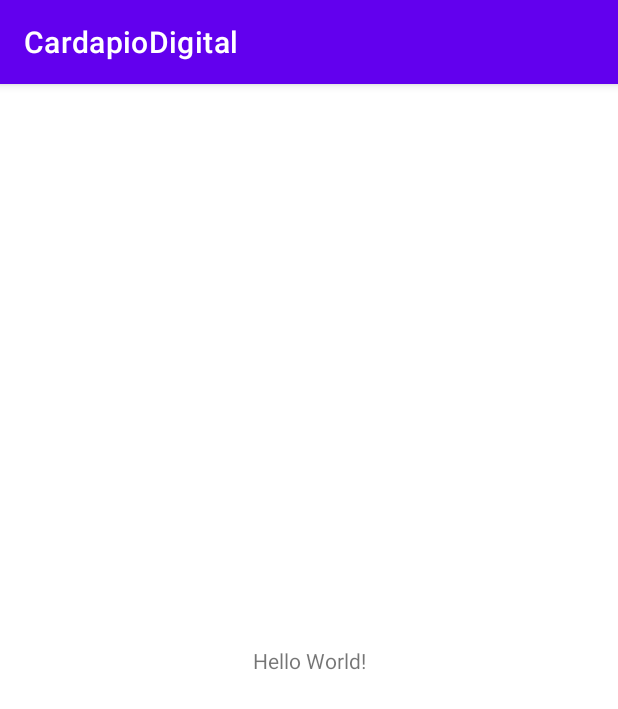
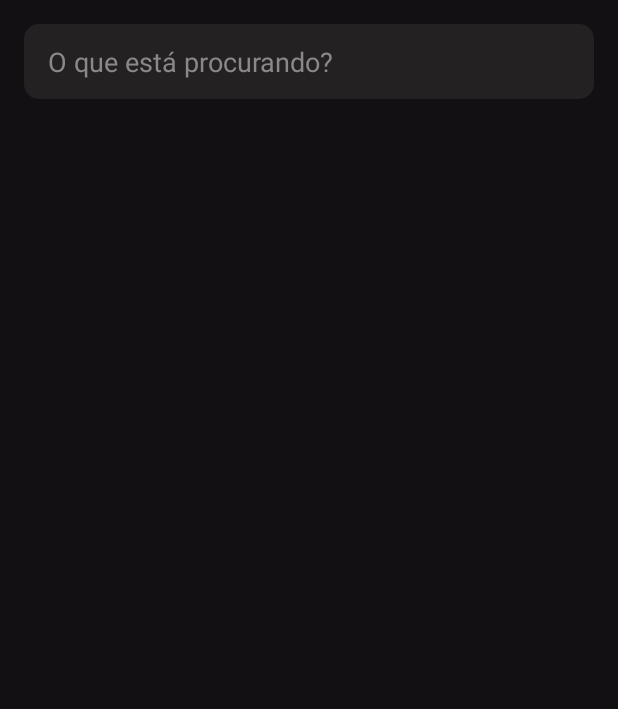
Before and after one commit to samirmaciel/CardapioDigital-App, an Android app: the screen it shows after launch (MainActivity), on a phone screen of 412 x 824 dp. Shown: the top 709 px of the screen. Run offline under Robolectric (Android 15) with nearby library versions, the phone set to English and light mode, and no system bars; 1 statement that could not run was skipped.

Commit message:
created home fragment and main navigation

```diff
--- /dev/null
+++ b/app/src/main/java/com/samirmaciel/cardapiodigital/view/home/HomeFragment.kt
@@ -0,0 +1,23 @@
+package com.samirmaciel.cardapiodigital.view.home
+
+import android.os.Bundle
+import android.view.View
+import androidx.fragment.app.Fragment
+import com.samirmaciel.cardapiodigital.R
+import com.samirmaciel.cardapiodigital.databinding.FragmentHomeBinding
+
+class HomeFragment: Fragment(R.layout.fragment_home) {
+
+    private var mBinding : FragmentHomeBinding? = null
+
+    override fun onViewCreated(view: View, savedInstanceState: Bundle?) {
+        super.onViewCreated(view, savedInstanceState)
+
+        mBinding = FragmentHomeBinding.bind(view)
+    }
+
+    override fun onDestroy() {
+        super.onDestroy()
+        mBinding = null
+    }
+}
--- /dev/null
+++ b/app/src/main/res/drawable/background_circle.xml
@@ -0,0 +1,7 @@
+<?xml version="1.0" encoding="utf-8"?>
+<shape xmlns:android="http://schemas.android.com/apk/res/android"
+    android:shape="oval">
+
+    <solid android:color="@color/gray_light"/>
+
+</shape>
--- /dev/null
+++ b/app/src/main/res/drawable/edt_search_background.xml
@@ -0,0 +1,8 @@
+<?xml version="1.0" encoding="utf-8"?>
+<shape xmlns:android="http://schemas.android.com/apk/res/android"
+    android:shape="rectangle">
+
+    <solid android:color="@color/gray_light"/>
+    <corners android:radius="10dp"/>
+
+</shape>
--- /dev/null
+++ b/app/src/main/res/drawable/ic_baseline_fastfood_24.xml
@@ -0,0 +1,5 @@
+<vector android:height="24dp" android:tint="#989898"
+    android:viewportHeight="24" android:viewportWidth="24"
+    android:width="24dp" xmlns:android="http://schemas.android.com/apk/res/android">
+    <path android:fillColor="@android:color/white" android:pathData="M18.06,22.99h1.66c0.84,0 1.53,-0.64 1.63,-1.46L23,5.05h-5L18,1h-1.97v4.05h-4.97l0.3,2.34c1.71,0.47 3.31,1.32 4.27,2.26 1.44,1.42 2.43,2.89 2.43,5.29v8.05zM1,21.99L1,21h15.03v0.99c0,0.55 -0.45,1 -1.01,1L2.01,22.99c-0.56,0 -1.01,-0.45 -1.01,-1zM16.03,14.99c0,-8 -15.03,-8 -15.03,0h15.03zM1.02,17h15v2h-15z"/>
+</vector>
--- a/app/src/main/res/layout/activity_main.xml
+++ b/app/src/main/res/layout/activity_main.xml
@@ -6,13 +6,15 @@
     android:layout_height="match_parent"
     tools:context=".MainActivity">
 
-    <TextView
-        android:layout_width="wrap_content"
-        android:layout_height="wrap_content"
-        android:text="Hello World!"
+    <androidx.fragment.app.FragmentContainerView
+        android:id="@+id/mainFragmentContainer"
+        android:name="androidx.navigation.fragment.NavHostFragment"
+        android:layout_width="match_parent"
+        android:layout_height="match_parent"
         app:layout_constraintBottom_toBottomOf="parent"
-        app:layout_constraintLeft_toLeftOf="parent"
-        app:layout_constraintRight_toRightOf="parent"
-        app:layout_constraintTop_toTopOf="parent" />
+        app:layout_constraintEnd_toEndOf="parent"
+        app:layout_constraintStart_toStartOf="parent"
+        app:layout_constraintTop_toTopOf="parent"
+        app:navGraph="@navigation/main_nav" />
 
 </androidx.constraintlayout.widget.ConstraintLayout>
--- /dev/null
+++ b/app/src/main/res/layout/fragment_home.xml
@@ -0,0 +1,42 @@
+<?xml version="1.0" encoding="utf-8"?>
+<androidx.constraintlayout.widget.ConstraintLayout
+    xmlns:app="http://schemas.android.com/apk/res-auto"
+    xmlns:android="http://schemas.android.com/apk/res/android"
+    android:layout_width="match_parent"
+    android:layout_height="match_parent">
+
+    <EditText
+        android:id="@+id/edt_search"
+        android:layout_width="0dp"
+        android:layout_height="50dp"
+        android:layout_marginTop="16dp"
+        android:layout_marginHorizontal="16dp"
+        android:hint="@string/lbl_hint_search"
+        android:paddingStart="16dp"
+        android:textColor="@color/white"
+        android:textColorHint="@color/hint"
+        android:background="@drawable/edt_search_background"
+        app:layout_constraintEnd_toEndOf="parent"
+        app:layout_constraintHorizontal_bias="0.0"
+        app:layout_constraintStart_toStartOf="parent"
+        app:layout_constraintTop_toTopOf="parent" />
+
+    <androidx.recyclerview.widget.RecyclerView
+        android:id="@+id/rv_categories"
+        android:layout_width="match_parent"
+        android:layout_height="150dp"
+        app:layout_constraintTop_toBottomOf="@id/edt_search"
+        app:layout_constraintEnd_toEndOf="parent"
+        app:layout_constraintStart_toStartOf="parent"/>
+
+    <androidx.recyclerview.widget.RecyclerView
+        android:id="@+id/rv_products"
+        android:layout_width="match_parent"
+        android:layout_height="0dp"
+        android:layout_marginTop="16dp"
+        app:layout_constraintTop_toBottomOf="@id/rv_categories"
+        app:layout_constraintStart_toStartOf="parent"
+        app:layout_constraintEnd_toEndOf="parent"
+        app:layout_constraintBottom_toBottomOf="parent"/>
+
+</androidx.constraintlayout.widget.ConstraintLayout>
--- /dev/null
+++ b/app/src/main/res/layout/item_category.xml
@@ -0,0 +1,24 @@
+<?xml version="1.0" encoding="utf-8"?>
+<LinearLayout xmlns:android="http://schemas.android.com/apk/res/android"
+    android:background="@drawable/background_circle"
+    android:gravity="center"
+    android:layout_margin="16dp"
+    android:orientation="vertical"
+    android:layout_width="130dp"
+    android:layout_height="130dp">
+
+    <ImageView
+        android:id="@+id/iv_CategoryIcon"
+        android:layout_width="50dp"
+        android:layout_height="50dp"
+        android:src="@drawable/ic_baseline_fastfood_24"/>
+
+    <TextView
+        android:id="@+id/txt_CategoryName"
+        android:layout_width="wrap_content"
+        android:layout_height="wrap_content"
+        android:textColor="@color/hint"
+        android:layout_marginTop="12dp"
+        android:text="Combo"/>
+
+</LinearLayout>
--- /dev/null
+++ b/app/src/main/res/navigation/main_nav.xml
@@ -0,0 +1,13 @@
+<?xml version="1.0" encoding="utf-8"?>
+<navigation xmlns:android="http://schemas.android.com/apk/res/android"
+    xmlns:app="http://schemas.android.com/apk/res-auto"
+    xmlns:tools="http://schemas.android.com/tools"
+    android:id="@+id/main_nav"
+    app:startDestination="@id/homeFragment">
+
+    <fragment
+        android:id="@+id/homeFragment"
+        android:name="com.samirmaciel.cardapiodigital.view.home.HomeFragment"
+        tools:layout="@layout/fragment_home"
+        android:label="HomeFragment" />
+</navigation>
--- a/app/src/main/res/values-night/themes.xml
+++ /dev/null
@@ -1,16 +0,0 @@
-<resources xmlns:tools="http://schemas.android.com/tools">
-    <!-- Base application theme. -->
-    <style name="Theme.CardapioDigital" parent="Theme.MaterialComponents.DayNight.DarkActionBar">
-        <!-- Primary brand color. -->
-        <item name="colorPrimary">@color/purple_200</item>
-        <item name="colorPrimaryVariant">@color/purple_700</item>
-        <item name="colorOnPrimary">@color/black</item>
-        <!-- Secondary brand color. -->
-        <item name="colorSecondary">@color/teal_200</item>
-        <item name="colorSecondaryVariant">@color/teal_200</item>
-        <item name="colorOnSecondary">@color/black</item>
-        <!-- Status bar color. -->
-        <item name="android:statusBarColor" tools:targetApi="l">?attr/colorPrimaryVariant</item>
-        <!-- Customize your theme here. -->
-    </style>
-</resources>
--- a/app/src/main/res/values/colors.xml
+++ b/app/src/main/res/values/colors.xml
@@ -1,8 +1,9 @@
 <?xml version="1.0" encoding="utf-8"?>
 <resources>
-    <color name="purple_200">#FFBB86FC</color>
-    <color name="purple_500">#FF6200EE</color>
-    <color name="purple_700">#FF3700B3</color>
+    <color name="main_dark">#FF121013</color>
+    <color name="gray_light">#FF232122</color>
+    <color name="gray_dark">#FF1C1C1C</color>
+    <color name="hint">#8C8888</color>
     <color name="teal_200">#FF03DAC5</color>
     <color name="teal_700">#FF018786</color>
     <color name="black">#FF000000</color>
--- a/app/src/main/res/values/strings.xml
+++ b/app/src/main/res/values/strings.xml
@@ -1,3 +1,4 @@
 <resources>
     <string name="app_name">CardapioDigital</string>
+    <string name="lbl_hint_search">O que está procurando?</string>
 </resources>
--- a/app/src/main/res/values/themes.xml
+++ b/app/src/main/res/values/themes.xml
@@ -1,16 +1,17 @@
 <resources xmlns:tools="http://schemas.android.com/tools">
     <!-- Base application theme. -->
-    <style name="Theme.CardapioDigital" parent="Theme.MaterialComponents.DayNight.DarkActionBar">
+    <style name="Theme.CardapioDigital" parent="Theme.MaterialComponents.DayNight.NoActionBar">
         <!-- Primary brand color. -->
-        <item name="colorPrimary">@color/purple_500</item>
-        <item name="colorPrimaryVariant">@color/purple_700</item>
+        <item name="colorPrimary">@color/white</item>
+        <item name="colorPrimaryVariant">@color/gray_light</item>
         <item name="colorOnPrimary">@color/white</item>
         <!-- Secondary brand color. -->
-        <item name="colorSecondary">@color/teal_200</item>
-        <item name="colorSecondaryVariant">@color/teal_700</item>
+        <item name="colorSecondary">@color/gray_dark</item>
+        <item name="colorSecondaryVariant">@color/gray_light</item>
         <item name="colorOnSecondary">@color/black</item>
         <!-- Status bar color. -->
         <item name="android:statusBarColor" tools:targetApi="l">?attr/colorPrimaryVariant</item>
         <!-- Customize your theme here. -->
+        <item name="android:windowBackground">@color/main_dark</item>
     </style>
 </resources>
```
